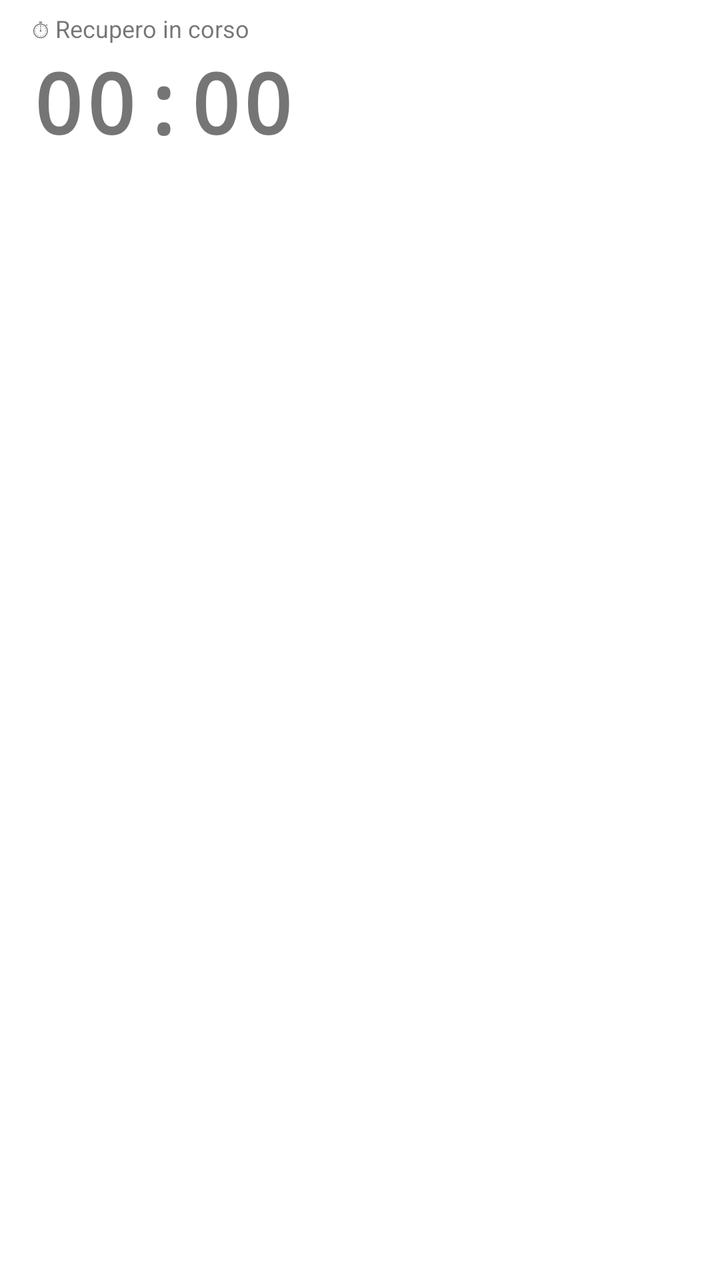
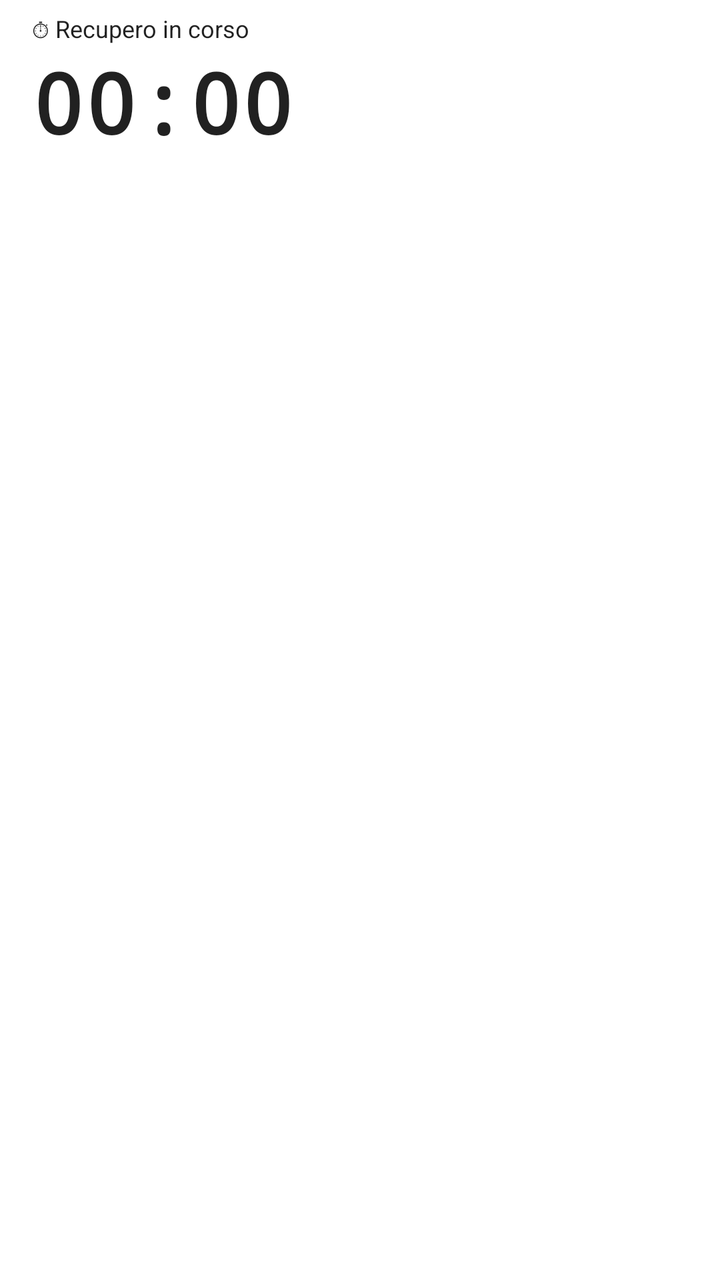

Before-and-after screenshots of an Android layout around one commit, followed by the original layout XML and the change that was made.
<!-- AndroidManifest.xml: fallback theme Theme.MaterialComponents.DayNight.NoActionBar -->
<!-- res/layout/notification_timer.xml -->
<?xml version="1.0" encoding="utf-8"?>
<LinearLayout xmlns:android="http://schemas.android.com/apk/res/android"
    android:layout_width="match_parent"
    android:layout_height="wrap_content"
    android:orientation="vertical"
    android:paddingStart="16dp"
    android:paddingEnd="16dp"
    android:paddingTop="6dp"
    android:paddingBottom="6dp"
    android:gravity="start">

    <TextView
        android:id="@+id/notif_label"
        android:layout_width="wrap_content"
        android:layout_height="wrap_content"
        android:textSize="12sp"
        android:text="⏱ Recupero in corso" />

    <TextView
        android:id="@+id/notif_time"
        android:layout_width="wrap_content"
        android:layout_height="wrap_content"
        android:textSize="42sp"
        android:textStyle="bold"
        android:fontFamily="monospace"
        android:letterSpacing="0.02"
        android:text="00:00" />
</LinearLayout>
<!-- resources referenced by this layout -->
<resources>

</resources>

<!-- the commit's change to res/layout/notification_timer.xml (unified diff, before → after) -->
@@ -14,9 +14,10 @@
         android:layout_width="wrap_content"
         android:layout_height="wrap_content"
         android:textSize="12sp"
+        android:textColor="?android:attr/textColorPrimary"
         android:text="⏱ Recupero in corso" />
 
-    <TextView
+    <Chronometer
         android:id="@+id/notif_time"
         android:layout_width="wrap_content"
         android:layout_height="wrap_content"
@@ -24,5 +25,6 @@
         android:textStyle="bold"
         android:fontFamily="monospace"
         android:letterSpacing="0.02"
+        android:textColor="?android:attr/textColorPrimary"
         android:text="00:00" />
 </LinearLayout>
